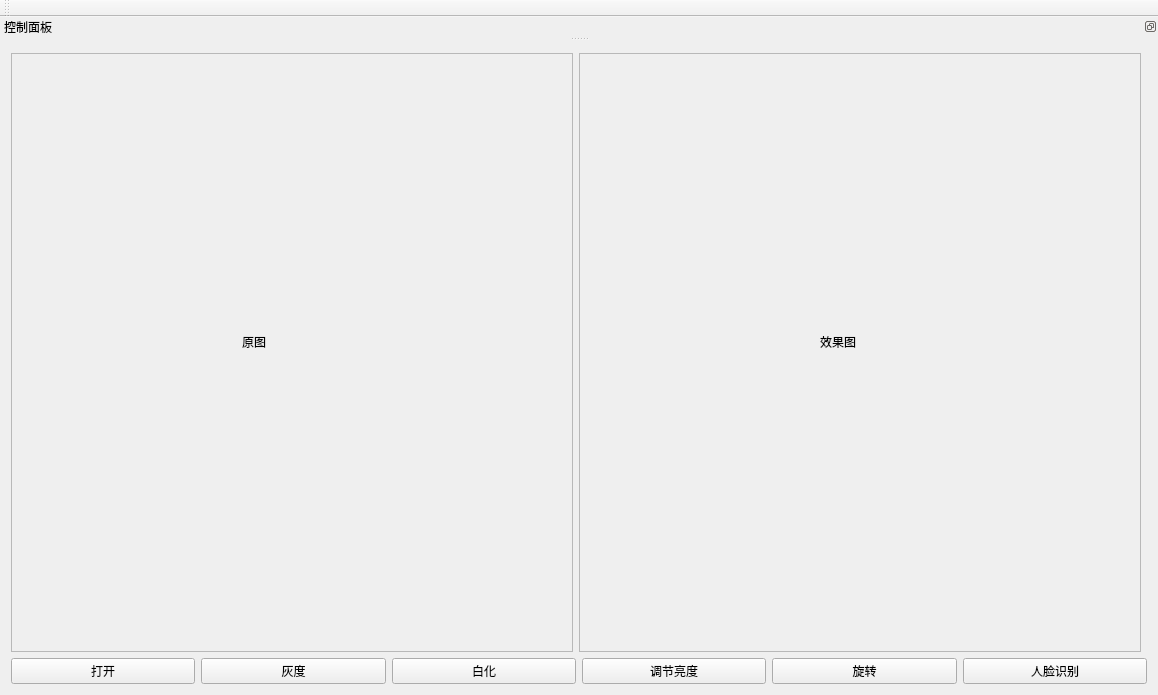
The window that BeautyWho/BeautyWho/BeautyWho.ui (GenerousMan/OOP_final) describes before a commit, drawn with Qt 5.
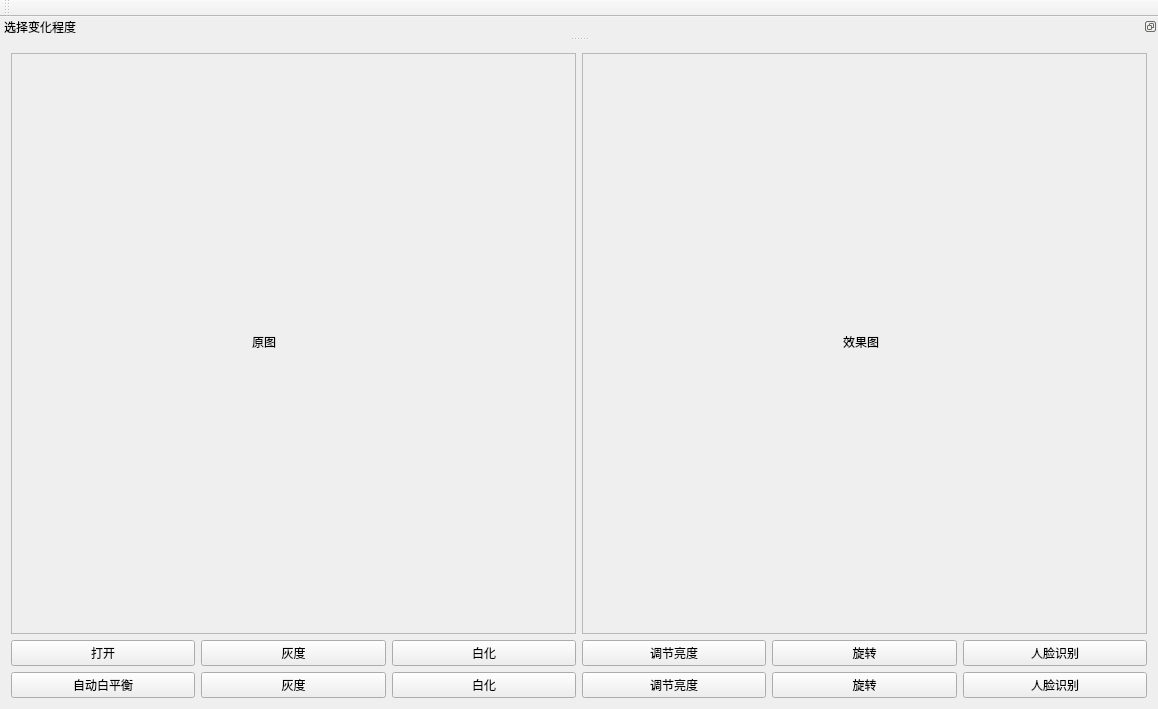
The same window after the commit.

What changed in the file:
```diff
--- a/BeautyWho/BeautyWho/BeautyWho.ui
+++ b/BeautyWho/BeautyWho/BeautyWho.ui
@@ -7,14 +7,14 @@
     <x>0</x>
     <y>0</y>
     <width>1158</width>
-    <height>695</height>
+    <height>709</height>
    </rect>
   </property>
   <property name="windowTitle">
    <string>BeautyWho</string>
   </property>
   <widget class="QWidget" name="centralWidget">
-   <layout class="QGridLayout" name="gridLayout">
+   <layout class="QGridLayout" name="gridLayout_2">
     <item row="0" column="0">
      <widget class="QScrollArea" name="picbefore">
       <property name="sizePolicy">
@@ -31,14 +31,14 @@
         <rect>
          <x>0</x>
          <y>0</y>
-         <width>559</width>
-         <height>573</height>
+         <width>563</width>
+         <height>550</height>
         </rect>
        </property>
        <widget class="QLabel" name="label">
         <property name="geometry">
          <rect>
-          <x>230</x>
+          <x>240</x>
           <y>280</y>
           <width>72</width>
           <height>15</height>
@@ -67,14 +67,14 @@
         <rect>
          <x>0</x>
          <y>0</y>
-         <width>559</width>
-         <height>573</height>
+         <width>562</width>
+         <height>550</height>
         </rect>
        </property>
        <widget class="QLabel" name="label_2">
         <property name="geometry">
          <rect>
-          <x>240</x>
+          <x>260</x>
           <y>280</y>
           <width>72</width>
           <height>15</height>
@@ -87,7 +87,7 @@
       </widget>
      </widget>
     </item>
-    <item row="1" column="0" colspan="3">
+    <item row="1" column="0" colspan="2">
      <layout class="QHBoxLayout" name="horizontalLayout">
       <item>
        <widget class="QPushButton" name="open_button">
@@ -169,6 +169,88 @@
       </item>
      </layout>
     </item>
+    <item row="2" column="0" colspan="2">
+     <layout class="QGridLayout" name="gridLayout">
+      <item row="0" column="0">
+       <widget class="QPushButton" name="open_button_2">
+        <property name="sizePolicy">
+         <sizepolicy hsizetype="Minimum" vsizetype="Preferred">
+          <horstretch>0</horstretch>
+          <verstretch>0</verstretch>
+         </sizepolicy>
+        </property>
+        <property name="text">
+         <string>自动白平衡</string>
+        </property>
+       </widget>
+      </item>
+      <item row="0" column="1">
+       <widget class="QPushButton" name="gray_button_2">
+        <property name="sizePolicy">
+         <sizepolicy hsizetype="Preferred" vsizetype="Preferred">
+          <horstretch>0</horstretch>
+          <verstretch>0</verstretch>
+         </sizepolicy>
+        </property>
+        <property name="text">
+         <string>灰度</string>
+        </property>
+       </widget>
+      </item>
+      <item row="0" column="2">
+       <widget class="QPushButton" name="White_button_2">
+        <property name="sizePolicy">
+         <sizepolicy hsizetype="Preferred" vsizetype="Preferred">
+          <horstretch>0</horstretch>
+          <verstretch>0</verstretch>
+         </sizepolicy>
+        </property>
+        <property name="text">
+         <string>白化</string>
+        </property>
+       </widget>
+      </item>
+      <item row="0" column="3">
+       <widget class="QPushButton" name="bright_button_2">
+        <property name="sizePolicy">
+         <sizepolicy hsizetype="Minimum" vsizetype="Preferred">
+          <horstretch>0</horstretch>
+          <verstretch>0</verstretch>
+         </sizepolicy>
+        </property>
+        <property name="text">
+         <string>调节亮度</string>
+        </property>
+       </widget>
+      </item>
+      <item row="0" column="4">
+       <widget class="QPushButton" name="rotat_button_2">
+        <property name="sizePolicy">
+         <sizepolicy hsizetype="Minimum" vsizetype="Preferred">
+          <horstretch>0</horstretch>
+          <verstretch>0</verstretch>
+         </sizepolicy>
+        </property>
+        <property name="text">
+         <string>旋转</string>
+        </property>
+       </widget>
+      </item>
+      <item row="0" column="5">
+       <widget class="QPushButton" name="push_face_2">
+        <property name="sizePolicy">
+         <sizepolicy hsizetype="Minimum" vsizetype="Preferred">
+          <horstretch>0</horstretch>
+          <verstretch>0</verstretch>
+         </sizepolicy>
+        </property>
+        <property name="text">
+         <string>人脸识别</string>
+        </property>
+       </widget>
+      </item>
+     </layout>
+    </item>
    </layout>
   </widget>
   <widget class="QDockWidget" name="dockWidget">
@@ -191,7 +273,7 @@
     <set>Qt::AllDockWidgetAreas</set>
    </property>
    <property name="windowTitle">
-    <string>控制面板</string>
+    <string>选择变化程度</string>
    </property>
    <attribute name="dockWidgetArea">
     <number>4</number>
```
Left out of the diff: 76 changed lines with no effect on the pictures.
